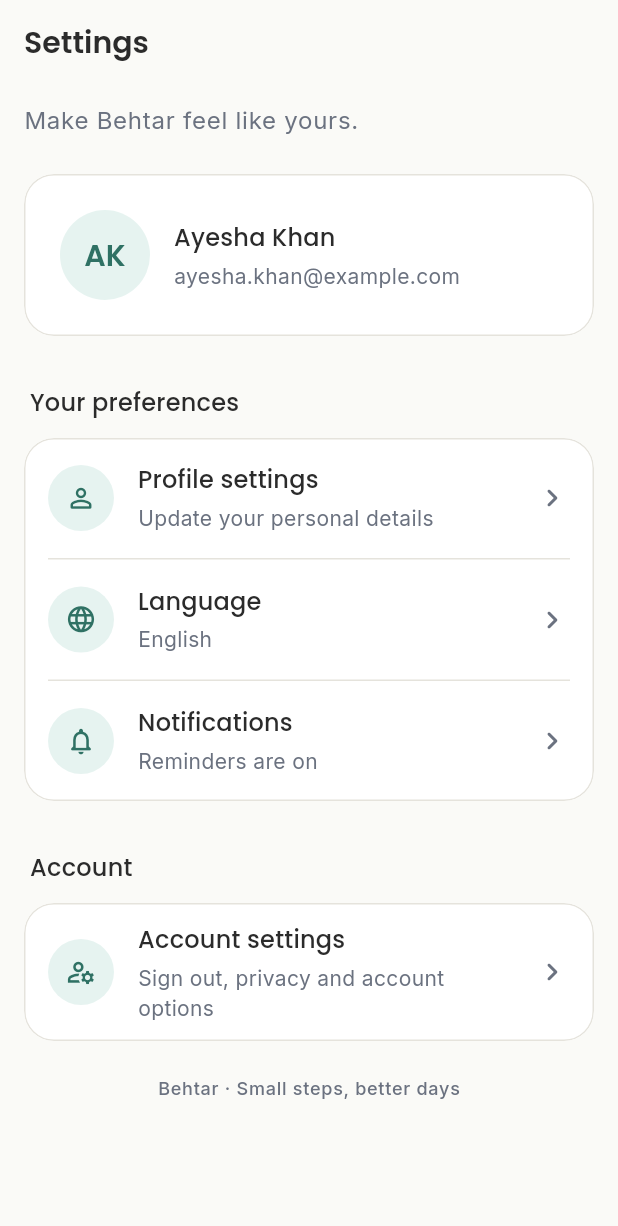
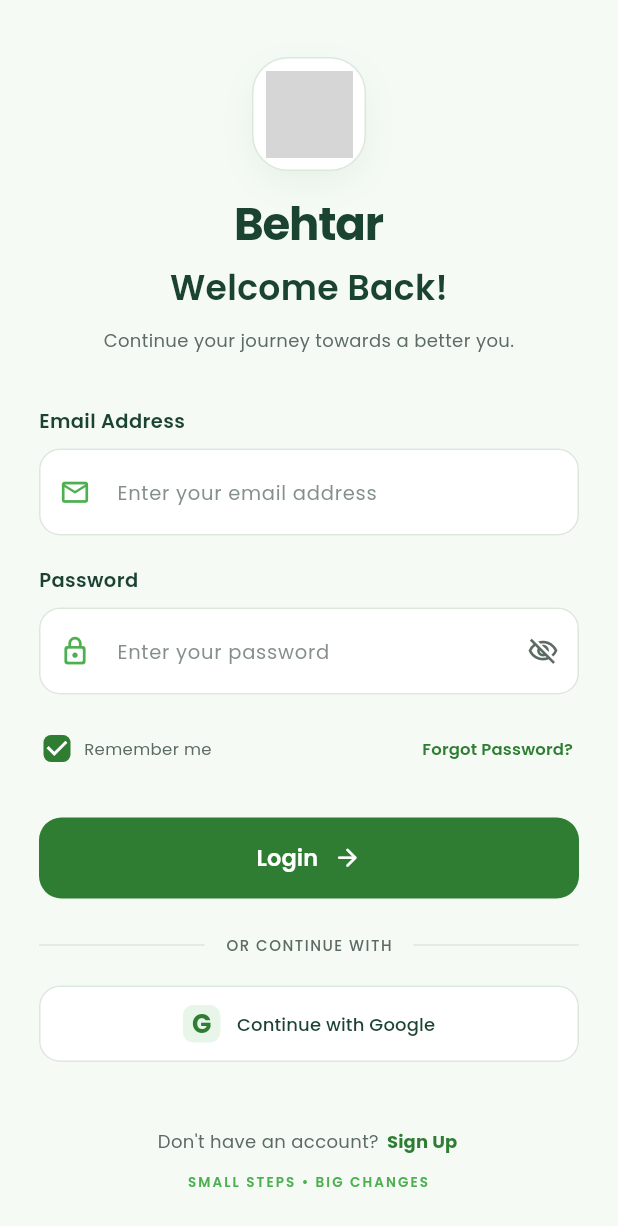
Before and after one commit to hassanmehmood2511/digital-wellbeing-app, a Flutter app: the screen it shows after launch, on a phone screen of 412 x 824 dp. Shown: the top 1226 px of the screen. Run offline on Flutter 3.47's test engine with Material 3 defaults, Android fonts, the phone set to English and light mode, and no system bars; our stand-ins replace google_fonts; grey boxes are pictures that could not be loaded.

Commit message:
Add sample login screen

```diff
--- /dev/null
+++ b/lib/features/login_screen/login_screen.dart
@@ -0,0 +1,554 @@
+
+import 'package:flutter/material.dart';
+import 'package:google_fonts/google_fonts.dart';
+
+class LoginScreen extends StatefulWidget {
+  final VoidCallback? onLogin;
+  final VoidCallback? onForgotPassword;
+  final VoidCallback? onSignUp;
+  final VoidCallback? onGoogleSignIn;
+
+  const LoginScreen({
+    super.key,
+    this.onLogin,
+    this.onForgotPassword,
+    this.onSignUp,
+    this.onGoogleSignIn,
+  });
+
+  @override
+  State<LoginScreen> createState() => _LoginScreenState();
+}
+
+class _LoginScreenState extends State<LoginScreen> {
+  static const Color primaryGreen = Color(0xFF2E7D32);
+  static const Color secondaryGreen = Color(0xFF4CAF50);
+  static const Color mint = Color(0xFFE8F5E9);
+  static const Color background = Color(0xFFF5FAF5);
+  static const Color primaryText = Color(0xFF1B4332);
+  static const Color secondaryText = Color(0xFF5C6B63);
+  static const Color borderColor = Color(0xFFDDE8DD);
+
+  final _formKey = GlobalKey<FormState>();
+  final _emailController = TextEditingController();
+  final _passwordController = TextEditingController();
+
+  bool _obscurePassword = true;
+  bool _rememberMe = true;
+
+  @override
+  void dispose() {
+    _emailController.dispose();
+    _passwordController.dispose();
+    super.dispose();
+  }
+
+  InputDecoration _inputDecoration({
+    required String hint,
+    required IconData icon,
+    Widget? suffixIcon,
+  }) {
+    return InputDecoration(
+      hintText: hint,
+      hintStyle: GoogleFonts.poppins(
+        color: secondaryText.withValues(alpha: 0.75),
+        fontSize: 13,
+      ),
+      prefixIcon: Icon(
+        icon,
+        color: secondaryGreen,
+        size: 21,
+      ),
+      suffixIcon: suffixIcon,
+      filled: true,
+      fillColor: Colors.white,
+      contentPadding: const EdgeInsets.symmetric(
+        horizontal: 16,
+        vertical: 17,
+      ),
+      border: OutlineInputBorder(
+        borderRadius: BorderRadius.circular(14),
+        borderSide: const BorderSide(color: borderColor),
+      ),
+      enabledBorder: OutlineInputBorder(
+        borderRadius: BorderRadius.circular(14),
+        borderSide: const BorderSide(color: borderColor),
+      ),
+      focusedBorder: OutlineInputBorder(
+        borderRadius: BorderRadius.circular(14),
+        borderSide: const BorderSide(
+          color: primaryGreen,
+          width: 1.5,
+        ),
+      ),
+      errorBorder: OutlineInputBorder(
+        borderRadius: BorderRadius.circular(14),
+        borderSide: const BorderSide(color: Colors.redAccent),
+      ),
+      focusedErrorBorder: OutlineInputBorder(
+        borderRadius: BorderRadius.circular(14),
+        borderSide: const BorderSide(
+          color: Colors.redAccent,
+          width: 1.5,
+        ),
+      ),
+    );
+  }
+
+  void _handleLogin() {
+    if (!_formKey.currentState!.validate()) return;
+
+    if (widget.onLogin != null) {
+      widget.onLogin!();
+    } else {
+      ScaffoldMessenger.of(context).showSnackBar(
+        const SnackBar(
+          content: Text(
+            'Login UI is ready. Connect authentication to continue.',
+          ),
+        ),
+      );
+    }
+  }
+
+  @override
+  Widget build(BuildContext context) {
+    return Scaffold(
+      backgroundColor: background,
+      body: SafeArea(
+        child: LayoutBuilder(
+          builder: (context, constraints) {
+            return SingleChildScrollView(
+              padding: const EdgeInsets.symmetric(
+                horizontal: 26,
+                vertical: 20,
+              ),
+              child: ConstrainedBox(
+                constraints: BoxConstraints(
+                  minHeight: constraints.maxHeight - 40,
+                ),
+                child: IntrinsicHeight(
+                  child: Column(
+                    crossAxisAlignment: CrossAxisAlignment.stretch,
+                    children: [
+                      const SizedBox(height: 18),
+
+                      // Behtar logo
+                      Center(
+                        child: Container(
+                          width: 76,
+                          height: 76,
+                          decoration: BoxDecoration(
+                            color: Colors.white,
+                            borderRadius: BorderRadius.circular(24),
+                            border: Border.all(
+                              color: borderColor,
+                            ),
+                            boxShadow: [
+                              BoxShadow(
+                                color: primaryGreen.withValues(
+                                  alpha: 0.07,
+                                ),
+                                blurRadius: 20,
+                                offset: const Offset(0, 8),
+                              ),
+                            ],
+                          ),
+                          padding: const EdgeInsets.all(8),
+                          child: Image.asset(
+                            'assets/images/Behtar-Logo.png',
+                            fit: BoxFit.contain,
+                            errorBuilder: (context, error, stackTrace) {
+                              return const Icon(
+                                Icons.spa_rounded,
+                                color: primaryGreen,
+                                size: 42,
+                              );
+                            },
+                          ),
+                        ),
+                      ),
+
+                      const SizedBox(height: 14),
+
+                      Center(
+                        child: Text(
+                          'Behtar',
+                          style: GoogleFonts.poppins(
+                            fontSize: 30,
+                            fontWeight: FontWeight.w700,
+                            color: primaryText,
+                            letterSpacing: -0.8,
+                          ),
+                        ),
+                      ),
+
+                      const SizedBox(height: 5),
+
+                      Text(
+                        'Welcome Back!',
+                        textAlign: TextAlign.center,
+                        style: GoogleFonts.poppins(
+                          fontSize: 23,
+                          fontWeight: FontWeight.w600,
+                          color: primaryText,
+                        ),
+                      ),
+
+                      const SizedBox(height: 8),
+
+                      Text(
+                        'Continue your journey towards a better you.',
+                        textAlign: TextAlign.center,
+                        style: GoogleFonts.poppins(
+                          fontSize: 12,
+                          height: 1.7,
+                          color: secondaryText,
+                        ),
+                      ),
+
+                      const SizedBox(height: 34),
+
+                      Text(
+                        'Email Address',
+                        style: GoogleFonts.poppins(
+                          fontSize: 13,
+                          fontWeight: FontWeight.w600,
+                          color: primaryText,
+                        ),
+                      ),
+
+                      const SizedBox(height: 9),
+
+                      TextFormField(
+                        controller: _emailController,
+                        keyboardType: TextInputType.emailAddress,
+                        textInputAction: TextInputAction.next,
+                        autofillHints: const [AutofillHints.email],
+                        decoration: _inputDecoration(
+                          hint: 'Enter your email address',
+                          icon: Icons.email_outlined,
+                        ),
+                        validator: (value) {
+                          final email = value?.trim() ?? '';
+
+                          if (email.isEmpty) {
+                            return 'Please enter your email address';
+                          }
+
+                          if (!RegExp(
+                            r'^[^@\s]+@[^@\s]+\.[^@\s]+$',
+                          ).hasMatch(email)) {
+                            return 'Please enter a valid email address';
+                          }
+
+                          return null;
+                        },
+                      ),
+
+                      const SizedBox(height: 20),
+
+                      Text(
+                        'Password',
+                        style: GoogleFonts.poppins(
+                          fontSize: 13,
+                          fontWeight: FontWeight.w600,
+                          color: primaryText,
+                        ),
+                      ),
+
+                      const SizedBox(height: 9),
+
+                      TextFormField(
+                        controller: _passwordController,
+                        obscureText: _obscurePassword,
+                        textInputAction: TextInputAction.done,
+                        autofillHints: const [AutofillHints.password],
+                        onFieldSubmitted: (_) => _handleLogin(),
+                        decoration: _inputDecoration(
+                          hint: 'Enter your password',
+                          icon: Icons.lock_outline_rounded,
+                          suffixIcon: IconButton(
+                            tooltip: _obscurePassword
+                                ? 'Show password'
+                                : 'Hide password',
+                            onPressed: () {
+                              setState(() {
+                                _obscurePassword = !_obscurePassword;
+                              });
+                            },
+                            icon: Icon(
+                              _obscurePassword
+                                  ? Icons.visibility_off_outlined
+                                  : Icons.visibility_outlined,
+                              color: secondaryText,
+                              size: 21,
+                            ),
+                          ),
+                        ),
+                        validator: (value) {
+                          if (value == null || value.isEmpty) {
+                            return 'Please enter your password';
+                          }
+
+                          if (value.length < 6) {
+                            return 'Password must be at least 6 characters';
+                          }
+
+                          return null;
+                        },
+                      ),
+
+                      const SizedBox(height: 12),
+
+                      Row(
+                        children: [
+                          SizedBox(
+                            width: 24,
+                            height: 24,
+                            child: Checkbox(
+                              value: _rememberMe,
+                              activeColor: primaryGreen,
+                              side: const BorderSide(
+                                color: borderColor,
+                              ),
+                              shape: RoundedRectangleBorder(
+                                borderRadius: BorderRadius.circular(5),
+                              ),
+                              onChanged: (value) {
+                                setState(() {
+                                  _rememberMe = value ?? false;
+                                });
+                              },
+                            ),
+                          ),
+
+                          const SizedBox(width: 6),
+
+                          Expanded(
+                            child: Text(
+                              'Remember me',
+                              style: GoogleFonts.poppins(
+                                fontSize: 11,
+                                color: secondaryText,
+                              ),
+                            ),
+                          ),
+
+                          TextButton(
+                            onPressed: widget.onForgotPassword ??
+                                () {
+                                  ScaffoldMessenger.of(context).showSnackBar(
+                                    const SnackBar(
+                                      content: Text(
+                                        'Forgot Password screen is not connected yet.',
+                                      ),
+                                    ),
+                                  );
+                                },
+                            style: TextButton.styleFrom(
+                              foregroundColor: primaryGreen,
+                              padding: const EdgeInsets.symmetric(
+                                horizontal: 4,
+                              ),
+                            ),
+                            child: Text(
+                              'Forgot Password?',
+                              style: GoogleFonts.poppins(
+                                fontSize: 11,
+                                fontWeight: FontWeight.w600,
+                              ),
+                            ),
+                          ),
+                        ],
+                      ),
+
+                      const SizedBox(height: 22),
+
+                      SizedBox(
+                        height: 54,
+                        child: ElevatedButton(
+                          onPressed: _handleLogin,
+                          style: ElevatedButton.styleFrom(
+                            backgroundColor: primaryGreen,
+                            foregroundColor: Colors.white,
+                            elevation: 0,
+                            shape: RoundedRectangleBorder(
+                              borderRadius: BorderRadius.circular(15),
+                            ),
+                          ),
+                          child: Row(
+                            mainAxisAlignment: MainAxisAlignment.center,
+                            children: [
+                              Text(
+                                'Login',
+                                style: GoogleFonts.poppins(
+                                  fontSize: 15,
+                                  fontWeight: FontWeight.w600,
+                                ),
+                              ),
+                              const SizedBox(width: 10),
+                              const Icon(
+                                Icons.arrow_forward_rounded,
+                                size: 19,
+                              ),
+                            ],
+                          ),
+                        ),
+                      ),
+
+                      const SizedBox(height: 24),
+
+                      Row(
+                        children: [
+                          const Expanded(
+                            child: Divider(color: borderColor),
+                          ),
+                          Padding(
+                            padding: const EdgeInsets.symmetric(
+                              horizontal: 14,
+                            ),
+                            child: Text(
+                              'OR CONTINUE WITH',
+                              style: GoogleFonts.poppins(
+                                fontSize: 10,
+                                fontWeight: FontWeight.w500,
+                                letterSpacing: 1,
+                                color: secondaryText,
+                              ),
+                            ),
+                          ),
+                          const Expanded(
+                            child: Divider(color: borderColor),
+                          ),
+                        ],
+                      ),
+
+                      const SizedBox(height: 20),
+
+                      SizedBox(
+                        height: 51,
+                        child: OutlinedButton(
+                          onPressed: widget.onGoogleSignIn ??
+                              () {
+                                ScaffoldMessenger.of(context).showSnackBar(
+                                  const SnackBar(
+                                    content: Text(
+                                      'Google Sign-In is not connected yet.',
+                                    ),
+                                  ),
+                                );
+                              },
+                          style: OutlinedButton.styleFrom(
+                            backgroundColor: Colors.white,
+                            foregroundColor: primaryText,
+                            side: const BorderSide(
+                              color: borderColor,
+                            ),
+                            shape: RoundedRectangleBorder(
+                              borderRadius: BorderRadius.circular(14),
+                            ),
+                          ),
+                          child: Row(
+                            mainAxisAlignment: MainAxisAlignment.center,
+                            children: [
+                              Container(
+                                width: 25,
+                                height: 25,
+                                decoration: BoxDecoration(
+                                  color: mint,
+                                  borderRadius: BorderRadius.circular(7),
+                                ),
+                                alignment: Alignment.center,
+                                child: Text(
+                                  'G',
+                                  style: GoogleFonts.poppins(
+                                    fontSize: 17,
+                                    fontWeight: FontWeight.w700,
+                                    color: primaryGreen,
+                                  ),
+                                ),
+                              ),
+                              const SizedBox(width: 11),
+                              Text(
+                                'Continue with Google',
+                                style: GoogleFonts.poppins(
+                                  fontSize: 12,
+                                  fontWeight: FontWeight.w500,
+                                ),
+                              ),
+                            ],
+                          ),
+                        ),
+                      ),
+
+                      const Spacer(),
+
+                      const SizedBox(height: 30),
+
+                      Wrap(
+                        alignment: WrapAlignment.center,
+                        crossAxisAlignment: WrapCrossAlignment.center,
+                        children: [
+                          Text(
+                            "Don't have an account? ",
+                            style: GoogleFonts.poppins(
+                              fontSize: 12,
+                              color: secondaryText,
+                            ),
+                          ),
+                          TextButton(
+                            onPressed: widget.onSignUp ??
+                                () {
+                                  ScaffoldMessenger.of(context).showSnackBar(
+                                    const SnackBar(
+                                      content: Text(
+                                        'Sign Up screen is not connected yet.',
+                                      ),
+                                    ),
+                                  );
+                                },
+                            style: TextButton.styleFrom(
+                              foregroundColor: primaryGreen,
+                              padding: const EdgeInsets.symmetric(
+                                horizontal: 2,
+                              ),
+                              minimumSize: Size.zero,
+                              tapTargetSize: MaterialTapTargetSize.shrinkWrap,
+                            ),
+                            child: Text(
+                              'Sign Up',
+                              style: GoogleFonts.poppins(
+                                fontSize: 12,
+                                fontWeight: FontWeight.w700,
+                              ),
+                            ),
+                          ),
+                        ],
+                      ),
+
+                      const SizedBox(height: 12),
+
+                      Text(
+                        'SMALL STEPS • BIG CHANGES',
+                        textAlign: TextAlign.center,
+                        style: GoogleFonts.poppins(
+                          fontSize: 9,
+                          fontWeight: FontWeight.w600,
+                          letterSpacing: 1.4,
+                          color: secondaryGreen,
+                        ),
+                      ),
+
+                      const SizedBox(height: 10),
+                    ],
+                  ),
+                ),
+              ),
+            );
+          },
+        ),
+      ),
+    );
+  }
+}
--- a/lib/main.dart
+++ b/lib/main.dart
@@ -1,10 +1,8 @@
 import 'package:flutter/material.dart';
-import 'core/theme/app_theme.dart';
-import 'features/digital_wellbeing/screens/usage_overview_screen.dart';
 
 import 'core/theme/app_theme.dart';
 import 'features/settings/settings_controller.dart';
-import 'features/settings/settings_screen.dart';
+import 'features/login_screen/login_screen.dart';
 
 void main() {
   runApp(const BehtarApp());
@@ -38,7 +36,7 @@ class _BehtarAppState extends State<BehtarApp> {
       title: 'Behtar',
       debugShowCheckedModeBanner: false,
       theme: AppTheme.light,
-      home: SettingsScreen(controller: _settingsController),
+      home: const LoginScreen(),
     );
   }
 }
```
Also changed, not shown: pubspec.lock.
